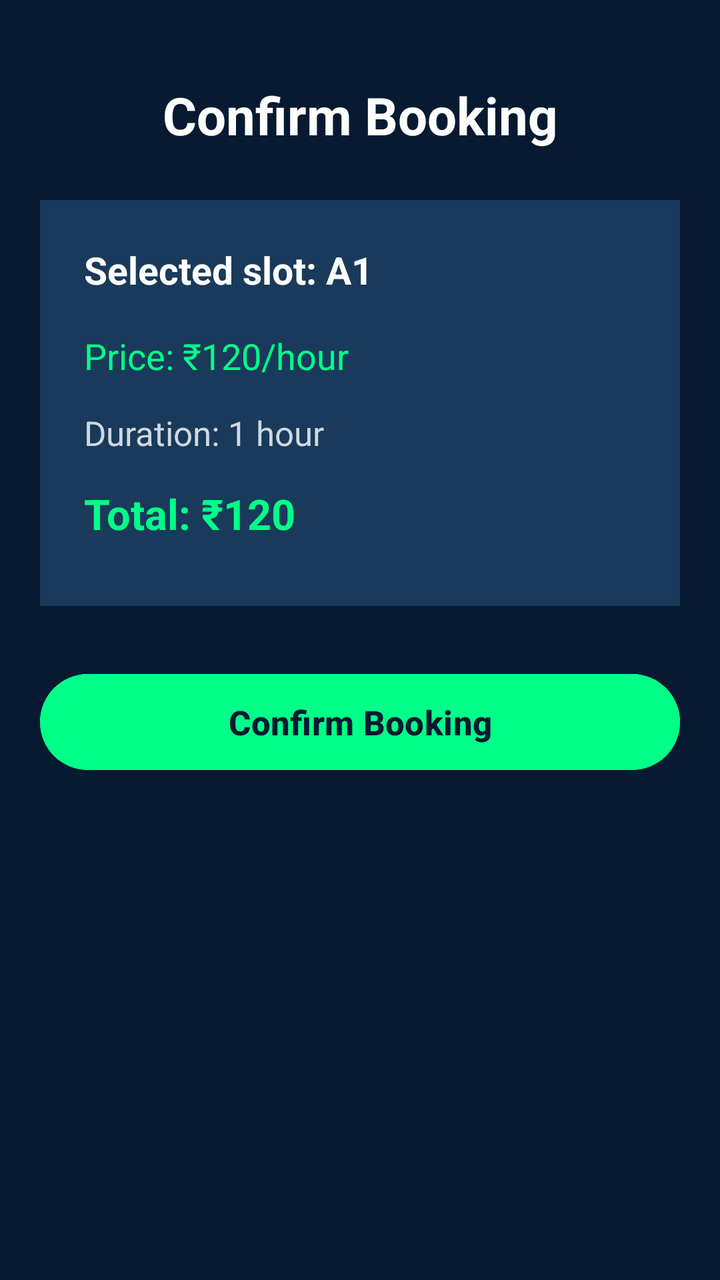
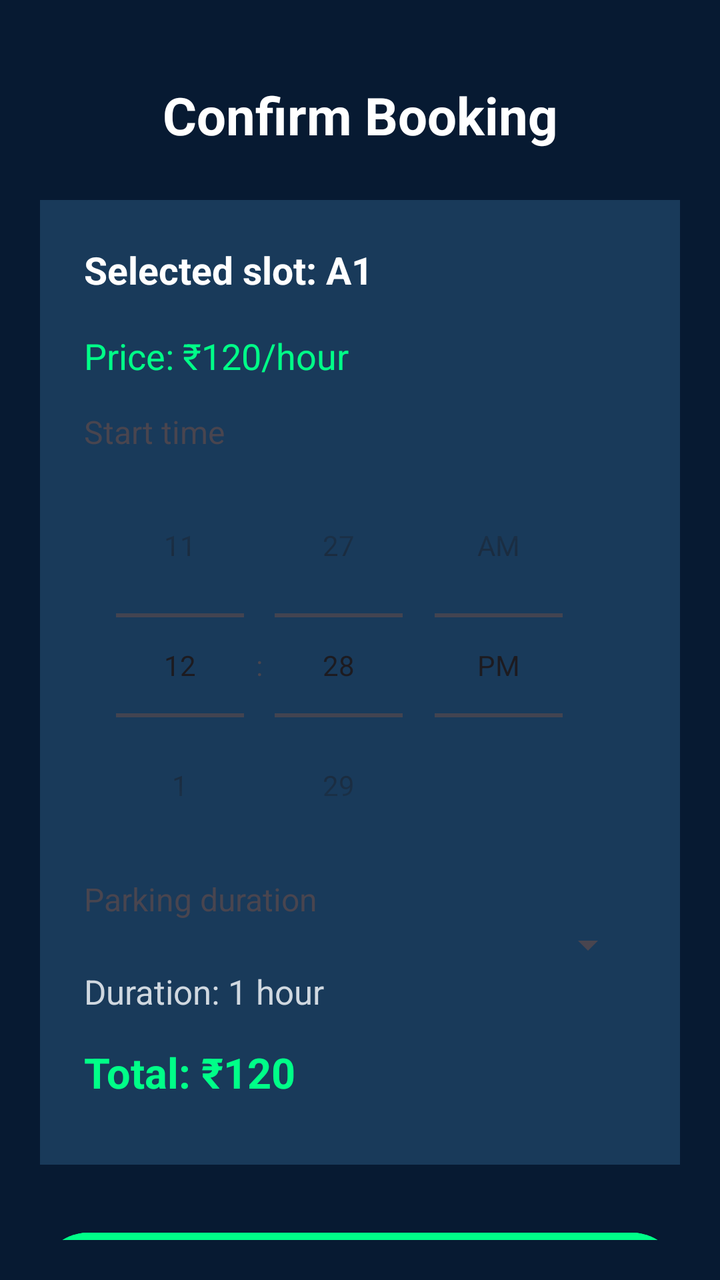

The first picture is an Android layout as it rendered before a commit; the second is the same layout after the commit. The layout source and the unified diff follow.
<!-- AndroidManifest.xml: application theme Theme.ParkingSlotFinder -->
<!-- res/layout/activity_booking.xml -->
<?xml version="1.0" encoding="utf-8"?>
<LinearLayout
    xmlns:android="http://schemas.android.com/apk/res/android"
    android:layout_width="match_parent"
    android:layout_height="match_parent"
    android:orientation="vertical"
    android:background="#071A32"
    android:padding="20dp">

    
    
    

    <TextView
        android:layout_width="match_parent"
        android:layout_height="wrap_content"
        android:text="Confirm Booking"
        android:textColor="#FFFFFF"
        android:textSize="26sp"
        android:textStyle="bold"
        android:gravity="center"
        android:layout_marginTop="20dp"
        android:layout_marginBottom="25dp" />

    
    
    

    <LinearLayout
        android:layout_width="match_parent"
        android:layout_height="wrap_content"
        android:orientation="vertical"
        android:background="#193A5A"
        android:padding="22dp">

        

        <TextView
            android:id="@+id/slotText"
            android:layout_width="match_parent"
            android:layout_height="wrap_content"
            android:text="Selected slot: A1"
            android:textColor="#FFFFFF"
            android:textSize="19sp"
            android:textStyle="bold"
            android:paddingBottom="18dp" />

        

        <TextView
            android:id="@+id/priceText"
            android:layout_width="match_parent"
            android:layout_height="wrap_content"
            android:text="Price: ₹120/hour"
            android:textColor="#00FF88"
            android:textSize="18sp"
            android:paddingBottom="15dp" />

        

        <TextView
            android:id="@+id/durationText"
            android:layout_width="match_parent"
            android:layout_height="wrap_content"
            android:text="Duration: 1 hour"
            android:textColor="#D0D8E0"
            android:textSize="17sp"
            android:paddingBottom="15dp" />

        

        <TextView
            android:id="@+id/totalText"
            android:layout_width="match_parent"
            android:layout_height="wrap_content"
            android:text="Total: ₹120"
            android:textColor="#00FF88"
            android:textSize="21sp"
            android:textStyle="bold"
            android:paddingBottom="10dp" />

    </LinearLayout>

    
    
    

    <Button
        android:id="@+id/confirmButton"
        android:layout_width="match_parent"
        android:layout_height="56dp"
        android:layout_marginTop="30dp"
        android:text="Confirm Booking"
        android:textColor="#071A32"
        android:textSize="17sp"
        android:textStyle="bold"
        android:backgroundTint="#00FF88" />

</LinearLayout>
<!-- resources referenced by this layout -->
<resources>
  <style name="Theme.ParkingSlotFinder" parent="Base.Theme.ParkingSlotFinder" />
  <style name="Base.Theme.ParkingSlotFinder" parent="Theme.Material3.DayNight.NoActionBar">
          
          
      </style>
</resources>

<!-- the commit's change to res/layout/activity_booking.xml (unified diff, before → after) -->
@@ -56,6 +56,33 @@
             android:textSize="18sp"
             android:paddingBottom="15dp" />
 
+
+
+        <TextView
+            android:layout_width="wrap_content"
+            android:layout_height="wrap_content"
+            android:text="Start time"
+            android:textSize="16sp" />
+
+        <TimePicker
+            android:id="@+id/startTimePicker"
+            android:layout_width="wrap_content"
+            android:layout_height="wrap_content"
+            android:timePickerMode="spinner"
+           />
+
+        <TextView
+            android:layout_width="wrap_content"
+            android:layout_height="wrap_content"
+            android:text="Parking duration"
+            android:textSize="16sp" />
+
+        <Spinner
+            android:id="@+id/durationSpinner"
+            android:layout_width="match_parent"
+            android:layout_height="wrap_content" />
+
+
         
 
         <TextView
